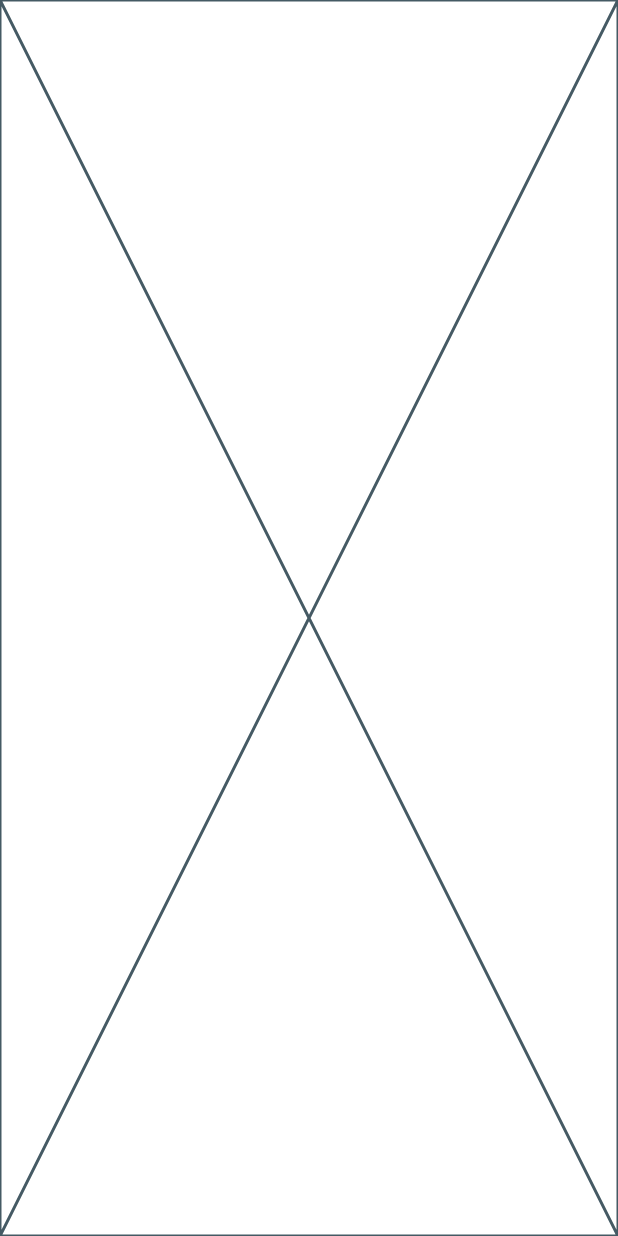
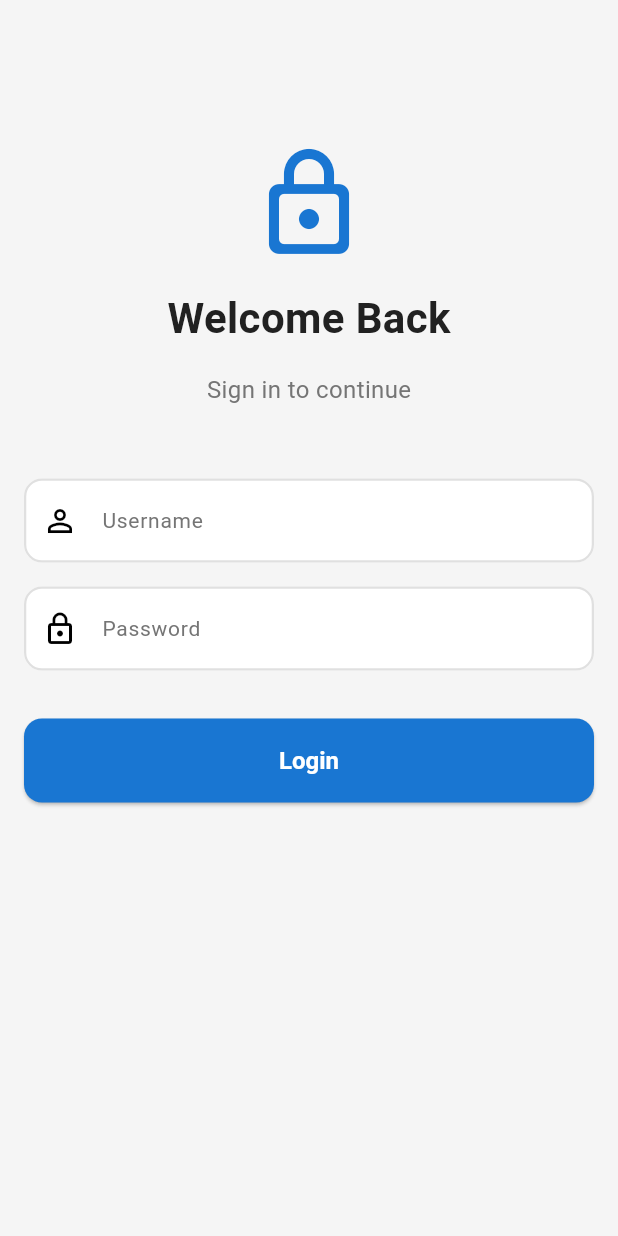
Before and after one commit to mouhamaddouba/tecnical_task, a Flutter app: the screen it shows after launch, on a phone screen of 412 x 824 dp. Run offline on Flutter 3.47's test engine with Material 3 defaults, Android fonts, the phone set to English and light mode, and no system bars; our stand-ins replace bloc, dio, equatable, flutter_bloc, get_it, go_router and 1 more.

Commit message:
13. Make ui version on for ui just in login page.

```diff
--- a/lib/source/core/values/constant/app_dimensions.dart
+++ b/lib/source/core/values/constant/app_dimensions.dart
@@ -26,6 +26,7 @@ abstract class AppDimensions {
   static const double iconSize20 = 20.0;
   static const double iconSize24 = 24.0;
   static const double iconSize32 = 32.0;
+  static const double iconSize80 = 80.0;
 
   /// Height
   static const double height48 = 48.0;
--- /dev/null
+++ b/lib/source/core/values/constant/app_strings.dart
@@ -0,0 +1,19 @@
+abstract class AppStrings {
+  /// App
+  static const String appName = 'Technical Task';
+
+  /// Login Screen
+  static const String welcomeTitle = 'Welcome Back';
+  static const String welcomeSubtitle = 'Sign in to continue';
+  static const String usernameLabel = 'Username';
+  static const String usernameHint = 'Enter your username';
+  static const String passwordLabel = 'Password';
+  static const String passwordHint = 'Enter your password';
+  static const String loginButton = 'Login';
+  static const String loggingIn = 'Logging in...';
+
+  /// Validation
+  static const String requiredUsername = 'Username is required';
+  static const String requiredPassword = 'Password is required';
+  static const String invalidCredentials = 'Invalid Credentials';
+}
--- a/lib/source/features/login/presentation/page/login_page.dart
+++ b/lib/source/features/login/presentation/page/login_page.dart
@@ -1,10 +1,45 @@
 import 'package:flutter/material.dart';
+import 'package:flutter_bloc/flutter_bloc.dart';
+import 'package:tecnical_task/source/core/dependencies/app_dependencies.dart';
+import 'package:tecnical_task/source/core/values/constant/app_dimensions.dart';
+import 'package:tecnical_task/source/features/login/presentation/bloc/login_bloc.dart';
+import 'package:tecnical_task/source/features/login/presentation/page/views/login_button_view.dart';
+import 'package:tecnical_task/source/features/login/presentation/page/views/login_form_view.dart';
+import 'package:tecnical_task/source/features/login/presentation/page/views/login_header_view.dart';
 
 class LoginPage extends StatelessWidget {
   const LoginPage({super.key});
 
   @override
   Widget build(BuildContext context) {
-    return const Placeholder();
+    return BlocProvider(
+      create: (context) => instance<LoginBloc>(),
+      child: Scaffold(
+        body: SafeArea(
+          child: SingleChildScrollView(
+            padding: const EdgeInsets.all(AppDimensions.paddingOrMargin16),
+            child: Column(
+              crossAxisAlignment: CrossAxisAlignment.stretch,
+              children: [
+                const SizedBox(height: AppDimensions.paddingOrMargin80),
+
+                /// Welcome Header
+                LoginHeaderView(),
+
+                const SizedBox(height: AppDimensions.paddingOrMargin48),
+
+                /// Login Form
+                LoginFormView(),
+
+                const SizedBox(height: AppDimensions.paddingOrMargin32),
+
+                /// Login Button
+                LoginButtonView(),
+              ],
+            ),
+          ),
+        ),
+      ),
+    );
   }
 }
--- /dev/null
+++ b/lib/source/features/login/presentation/page/views/login_button_view.dart
@@ -0,0 +1,14 @@
+import 'package:flutter/material.dart';
+import 'package:tecnical_task/source/core/values/constant/app_strings.dart';
+
+class LoginButtonView extends StatelessWidget {
+  const LoginButtonView({super.key});
+
+  @override
+  Widget build(BuildContext context) {
+    return ElevatedButton(
+      child: Text(AppStrings.loginButton),
+      onPressed: () {},
+    );
+  }
+}
--- /dev/null
+++ b/lib/source/features/login/presentation/page/views/login_form_view.dart
@@ -0,0 +1,38 @@
+import 'package:flutter/material.dart';
+import 'package:tecnical_task/source/core/values/constant/app_strings.dart';
+
+class LoginFormView extends StatelessWidget {
+  const LoginFormView({super.key});
+
+  @override
+  Widget build(BuildContext context) {
+    return Column(
+      spacing: 16,
+      children: [
+        /// Username Field
+        TextFormField(
+          keyboardType: TextInputType.text,
+          textInputAction: TextInputAction.next,
+          decoration: InputDecoration(
+            labelText: AppStrings.usernameLabel,
+            hintText: AppStrings.usernameHint,
+            prefixIcon: const Icon(Icons.person_outline),
+          ),
+          onChanged: (value) {},
+        ),
+
+        /// Password Field
+        TextFormField(
+          textInputAction: TextInputAction.done,
+          decoration: InputDecoration(
+            labelText: AppStrings.passwordLabel,
+            hintText: AppStrings.passwordHint,
+            prefixIcon: const Icon(Icons.lock_outline),
+          ),
+          onChanged: (value) {},
+          onFieldSubmitted: (_) {},
+        ),
+      ],
+    );
+  }
+}
--- /dev/null
+++ b/lib/source/features/login/presentation/page/views/login_header_view.dart
@@ -0,0 +1,43 @@
+import 'package:flutter/material.dart';
+import 'package:tecnical_task/source/core/themes/app_colors_theme.dart';
+import 'package:tecnical_task/source/core/themes/app_fonts_theme.dart';
+import 'package:tecnical_task/source/core/values/constant/app_dimensions.dart';
+import 'package:tecnical_task/source/core/values/constant/app_strings.dart';
+
+class LoginHeaderView extends StatelessWidget {
+  const LoginHeaderView({super.key});
+
+  @override
+  Widget build(BuildContext context) {
+    return Column(
+      spacing: 16,
+      crossAxisAlignment: CrossAxisAlignment.center,
+      children: [
+        /// Icon lock
+        Icon(
+          Icons.lock_outline_rounded,
+          size: AppDimensions.iconSize80,
+          color: AppColorsTheme.primary,
+        ),
+
+        /// Title welcome
+        Text(
+          AppStrings.welcomeTitle,
+          style: getBoldStyle(
+            fontSize: AppDimensions.fontSize28,
+            color: AppColorsTheme.textPrimary,
+          ),
+        ),
+
+        /// description welcome
+        Text(
+          AppStrings.welcomeSubtitle,
+          style: getRegularStyle(
+            fontSize: AppDimensions.fontSize16,
+            color: AppColorsTheme.textSecondary,
+          ),
+        ),
+      ],
+    );
+  }
+}
```
